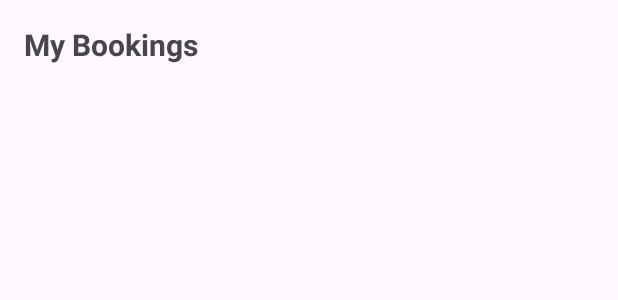
After one commit to NesaraRahal/SwiftRide, an Android app: the layout my_bookings.xml on its own in the app's theme, with its tools: preview values and no code run, on a phone screen of 412 x 824 dp. The commit adds this screen. Shown: the top 300 px of the screen. Run offline under Robolectric (Android 15) with nearby library versions, the phone set to English and light mode, and no system bars.

Commit message:
cancellation of bookings and my bookings UI

```diff
--- a/app/src/main/AndroidManifest.xml
+++ b/app/src/main/AndroidManifest.xml
@@ -41,6 +41,8 @@
         <activity android:name=".BusRegisterActivity" />
         <activity android:name=".BookBus" />
         <activity android:name=".ReserveSeat" />
+        <activity android:name=".MyBookings" />
+
 
     </application>
 
--- a/app/src/main/java/com/example/swiftride/BookBus.java
+++ b/app/src/main/java/com/example/swiftride/BookBus.java
@@ -119,4 +119,9 @@ public class BookBus extends Activity {
         intent.putExtra("noSeats", noSeats);
         startActivity(intent);
     }
+
+    public void myBooks(View view){
+        Intent intent = new Intent(this, MyBookings.class);
+        startActivity(intent);
+    }
 }
--- /dev/null
+++ b/app/src/main/res/layout/my_bookings.xml
@@ -0,0 +1,19 @@
+<LinearLayout xmlns:android="http://schemas.android.com/apk/res/android"
+    android:layout_width="match_parent"
+    android:layout_height="match_parent"
+    android:orientation="vertical"
+    android:padding="16dp">
+
+    <TextView
+        android:id="@+id/title"
+        android:layout_width="wrap_content"
+        android:layout_height="wrap_content"
+        android:text="My Bookings"
+        android:textSize="20sp"
+        android:textStyle="bold"/>
+
+    <ListView
+        android:id="@+id/bookingsListView"
+        android:layout_width="match_parent"
+        android:layout_height="match_parent"/>
+</LinearLayout>
```
Also changed, not shown: app/src/main/java/com/example/swiftride/DBHandler.java (+37 -0 lines), app/src/main/java/com/example/swiftride/MyBookings.java (added, +96 -0 lines), app/src/main/res/layout/bus_book.xml (+9 -0 lines).
